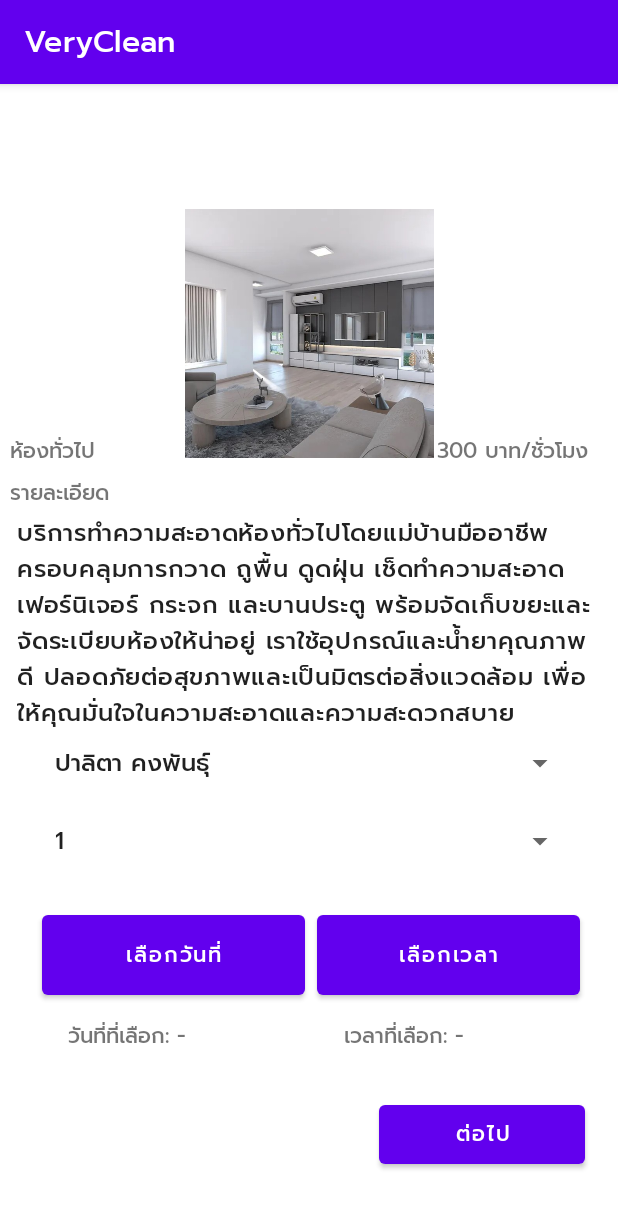
After one commit to Peerapat-Chanchom/VeryClean, an Android app: the bkRoomActivity screen opened directly, with no data from a screen before it, on a phone screen of 412 x 824 dp. The commit adds this screen. Shown: the top 1208 px of the screen. Run offline under Robolectric (Android 15) with nearby library versions, the phone set to English and light mode, and no system bars.

Commit message:
ROOM AND BATH

```diff
--- /dev/null
+++ b/app/src/main/java/com/example/veryclean/bkRoomActivity.kt
@@ -0,0 +1,54 @@
+package com.example.veryclean
+
+import android.app.DatePickerDialog
+import android.app.TimePickerDialog
+import android.os.Bundle
+import android.widget.Button
+import android.widget.TextView
+import androidx.appcompat.app.AppCompatActivity
+import java.util.Calendar
+
+class bkRoomActivity : AppCompatActivity() {
+
+    override fun onCreate(savedInstanceState: Bundle?) {
+        super.onCreate(savedInstanceState)
+        setContentView(R.layout.activity_roombook)
+
+        // ปุ่มเลือกวันที่และเวลา
+        val btnSelectDate: Button = findViewById(R.id.btn_select_date)
+        val btnSelectTime: Button = findViewById(R.id.btn_select_time)
+
+        // TextView สำหรับแสดงวันที่และเวลา
+        val txtSelectedDate: TextView = findViewById(R.id.txt_selected_date)
+        val txtSelectedTime: TextView = findViewById(R.id.txt_selected_time)
+
+        // 📅 เลือกวันที่
+        btnSelectDate.setOnClickListener {
+            val calendar = Calendar.getInstance()
+            val year = calendar.get(Calendar.YEAR)
+            val month = calendar.get(Calendar.MONTH)
+            val day = calendar.get(Calendar.DAY_OF_MONTH)
+
+            val datePickerDialog = DatePickerDialog(this, { _, selectedYear, selectedMonth, selectedDay ->
+                val date = "$selectedDay/${selectedMonth + 1}/$selectedYear"
+                txtSelectedDate.text = "วันที่ที่เลือก: $date"
+            }, year, month, day)
+
+            datePickerDialog.show()
+        }
+
+        // ⏰ เลือกเวลา
+        btnSelectTime.setOnClickListener {
+            val calendar = Calendar.getInstance()
+            val hour = calendar.get(Calendar.HOUR_OF_DAY)
+            val minute = calendar.get(Calendar.MINUTE)
+
+            val timePickerDialog = TimePickerDialog(this, { _, selectedHour, selectedMinute ->
+                val time = String.format("%02d:%02d", selectedHour, selectedMinute)
+                txtSelectedTime.text = "เวลาที่เลือก: $time"
+            }, hour, minute, true)
+
+            timePickerDialog.show()
+        }
+    }
+}
--- /dev/null
+++ b/app/src/main/res/layout/activity_roombook.xml
@@ -0,0 +1,155 @@
+<?xml version="1.0" encoding="utf-8"?>
+<androidx.constraintlayout.widget.ConstraintLayout xmlns:android="http://schemas.android.com/apk/res/android"
+    xmlns:tools="http://schemas.android.com/tools"
+    android:layout_width="match_parent"
+    android:layout_height="match_parent"
+    xmlns:app="http://schemas.android.com/apk/res-auto">
+
+    <Button
+        android:id="@+id/btn_select_date"
+        android:layout_width="175dp"
+        android:layout_height="65dp"
+        android:layout_weight="1"
+        android:text="เลือกวันที่"
+        app:layout_constraintBottom_toBottomOf="parent"
+        app:layout_constraintEnd_toEndOf="parent"
+        app:layout_constraintHorizontal_bias="0.118"
+        app:layout_constraintStart_toStartOf="parent"
+        app:layout_constraintTop_toTopOf="parent"
+        app:layout_constraintVertical_bias="0.78" />
+
+    <Button
+        android:id="@+id/btn_select_time"
+        android:layout_width="175dp"
+        android:layout_height="65dp"
+        android:layout_weight="1"
+        android:text="เลือกเวลา"
+        app:layout_constraintBottom_toBottomOf="parent"
+        app:layout_constraintEnd_toEndOf="parent"
+        app:layout_constraintHorizontal_bias="0.894"
+        app:layout_constraintStart_toStartOf="parent"
+        app:layout_constraintTop_toTopOf="parent"
+        app:layout_constraintVertical_bias="0.78" />
+
+    <TextView
+        android:id="@+id/txt_selected_date"
+        android:layout_width="wrap_content"
+        android:layout_height="wrap_content"
+        android:text="วันที่ที่เลือก: -"
+        app:layout_constraintBottom_toBottomOf="parent"
+        app:layout_constraintEnd_toEndOf="parent"
+        app:layout_constraintHorizontal_bias="0.135"
+        app:layout_constraintStart_toStartOf="parent"
+        app:layout_constraintTop_toTopOf="parent"
+        app:layout_constraintVertical_bias="0.836" />
+
+    <TextView
+        android:id="@+id/txt_selected_time"
+        android:layout_width="wrap_content"
+        android:layout_height="wrap_content"
+        android:text="เวลาที่เลือก: -"
+        app:layout_constraintBottom_toBottomOf="parent"
+        app:layout_constraintEnd_toEndOf="parent"
+        app:layout_constraintHorizontal_bias="0.69"
+        app:layout_constraintStart_toStartOf="parent"
+        app:layout_constraintTop_toTopOf="parent"
+        app:layout_constraintVertical_bias="0.836" />
+
+    <Spinner
+        android:id="@+id/spinner_Maid"
+        android:layout_width="355dp"
+        android:layout_height="57dp"
+        android:entries="@array/Maid"
+        android:minHeight="48dp"
+        app:layout_constraintBottom_toBottomOf="parent"
+        app:layout_constraintEnd_toEndOf="parent"
+        app:layout_constraintStart_toStartOf="parent"
+        app:layout_constraintTop_toTopOf="parent"
+        app:layout_constraintVertical_bias="0.597" />
+
+    <TextView
+        android:id="@+id/roombook"
+        android:layout_width="388dp"
+        android:layout_height="146dp"
+        android:layout_marginTop="8dp"
+        android:text="@string/Describe"
+        android:textAppearance="@style/TextAppearance.MaterialComponents.Body1"
+        app:layout_constraintBottom_toBottomOf="parent"
+        app:layout_constraintEnd_toEndOf="parent"
+        app:layout_constraintHorizontal_bias="0.478"
+        app:layout_constraintStart_toStartOf="parent"
+        app:layout_constraintTop_toTopOf="parent"
+        app:layout_constraintVertical_bias="0.455" />
+
+    <ImageView
+        android:id="@+id/logo"
+        android:layout_width="173dp"
+        android:layout_height="166dp"
+        android:src="@drawable/p3"
+        app:layout_constraintBottom_toBottomOf="parent"
+        app:layout_constraintEnd_toEndOf="parent"
+        app:layout_constraintStart_toStartOf="parent"
+        app:layout_constraintTop_toTopOf="parent"
+        app:layout_constraintVertical_bias="0.138" />
+
+    <TextView
+        android:id="@+id/textView9"
+        android:layout_width="wrap_content"
+        android:layout_height="wrap_content"
+        android:text="@string/types"
+        app:layout_constraintBottom_toBottomOf="parent"
+        app:layout_constraintEnd_toEndOf="parent"
+        app:layout_constraintHorizontal_bias="0.019"
+        app:layout_constraintStart_toStartOf="parent"
+        app:layout_constraintTop_toTopOf="parent"
+        app:layout_constraintVertical_bias="0.313" />
+
+    <TextView
+        android:id="@+id/textView7"
+        android:layout_width="wrap_content"
+        android:layout_height="wrap_content"
+        android:text="@string/price"
+        app:layout_constraintBottom_toBottomOf="parent"
+        app:layout_constraintEnd_toEndOf="parent"
+        app:layout_constraintHorizontal_bias="0.935"
+        app:layout_constraintStart_toStartOf="parent"
+        app:layout_constraintTop_toTopOf="parent"
+        app:layout_constraintVertical_bias="0.313" />
+
+    <TextView
+        android:id="@+id/textView6"
+        android:layout_width="wrap_content"
+        android:layout_height="wrap_content"
+        android:text="@string/Des"
+        app:layout_constraintBottom_toBottomOf="parent"
+        app:layout_constraintEnd_toEndOf="parent"
+        app:layout_constraintHorizontal_bias="0.02"
+        app:layout_constraintStart_toStartOf="parent"
+        app:layout_constraintTop_toTopOf="parent"
+        app:layout_constraintVertical_bias="0.351" />
+
+    <Spinner
+        android:id="@+id/spinner_hr"
+        android:layout_width="355dp"
+        android:layout_height="57dp"
+        android:entries="@array/hr"
+        android:minHeight="48dp"
+        app:layout_constraintBottom_toBottomOf="parent"
+        app:layout_constraintEnd_toEndOf="parent"
+        app:layout_constraintStart_toStartOf="parent"
+        app:layout_constraintTop_toTopOf="parent"
+        app:layout_constraintVertical_bias="0.67" />
+
+    <Button
+        android:id="@+id/button"
+        android:layout_width="137dp"
+        android:layout_height="51dp"
+        android:text="ต่อไป"
+        app:layout_constraintBottom_toBottomOf="parent"
+        app:layout_constraintEnd_toEndOf="parent"
+        app:layout_constraintHorizontal_bias="0.92"
+        app:layout_constraintStart_toStartOf="parent"
+        app:layout_constraintTop_toTopOf="parent"
+        app:layout_constraintVertical_bias="0.941" />
+
+</androidx.constraintlayout.widget.ConstraintLayout>
--- a/app/src/main/res/layout/activity_signup.xml
+++ b/app/src/main/res/layout/activity_signup.xml
@@ -26,7 +26,7 @@
         android:layout_height="120dp"
         android:layout_marginTop="72dp"
         android:contentDescription="@string/app_logo"
-        android:src="@drawable/ku_logo"
+        android:src="@drawable/services"
         app:layout_constraintEnd_toEndOf="parent"
         app:layout_constraintHorizontal_bias="0.498"
         app:layout_constraintStart_toStartOf="parent"
--- /dev/null
+++ b/app/src/main/res/values/array.xml
@@ -0,0 +1,18 @@
+<?xml version="1.0" encoding="utf-8"?>
+<resources>
+
+    <string-array name="Maid">
+        <item>ปาลิตา คงพันธุ์</item>
+        <item>เกศริน ทองสุข</item>
+        <item>สุดารัตน์ นาคะ</item>
+    </string-array>
+    <string-array name="hr">
+        <item>1</item>
+        <item>2</item>
+        <item>3</item>
+        <item>4</item>
+        <item>5</item>
+        <item>6</item>
+    </string-array>
+
+</resources>
--- a/app/src/main/res/values/strings.xml
+++ b/app/src/main/res/values/strings.xml
@@ -28,5 +28,15 @@
     <string name="login_with_google">Login with Google</string>
     <string name="login_with_facebook">Login with Facebook</string>
     <string name="login_with_twitter">Login with Twitter</string>
+    <string name="types">ห้องทั่วไป</string>
+    <string name="types1">ห้องน้ำ</string>
+    <string name="Des">รายละเอียด</string>
+    <string name="price">300 บาท/ชั่วโมง</string>
+    <string name="price1">200 บาท/ชั่วโมง</string>
+
+    <string name="Describe">บริการทำความสะอาดห้องทั่วไปโดยแม่บ้านมืออาชีพ ครอบคลุมการกวาด ถูพื้น ดูดฝุ่น เช็ดทำความสะอาดเฟอร์นิเจอร์ กระจก และบานประตู
+        พร้อมจัดเก็บขยะและจัดระเบียบห้องให้น่าอยู่ เราใช้อุปกรณ์และน้ำยาคุณภาพดี ปลอดภัยต่อสุขภาพและเป็นมิตรต่อสิ่งแวดล้อม เพื่อให้คุณมั่นใจในความสะอาดและความสะดวกสบาย</string>
+    <string name="DescribeBath">บริการทำความสะอาดห้องน้ำโดยแม่บ้านมืออาชีพ ครอบคลุมการขัดล้างพื้นและผนัง กำจัดคราบสกปรก เชื้อรา และคราบหินปูน ทำความสะอาดอ่างล้างหน้า
+        โถสุขภัณฑ์ และกระจก พร้อมฆ่าเชื้อโรคและกำจัดกลิ่นไม่พึงประสงค์ เราใช้น้ำยาคุณภาพดี ปลอดภัยต่อสุขภาพและเป็นมิตรต่อสิ่งแวดล้อม เพื่อให้ห้องน้ำของคุณสะอาด สดชื่น และน่าใช้งาน</string>
 
 </resources>
```
Also changed, not shown: app/src/main/AndroidManifest.xml (+8 -1 lines), app/src/main/java/com/example/veryclean/bkBathActivity.kt (added, +54 -0 lines), app/src/main/java/com/example/veryclean/ui/home/HomeFragment.kt (+17 -18 lines), app/src/main/res/drawable/ic_email.xml (+4 -3 lines), app/src/main/res/drawable/ic_lock.xml (+4 -3 lines), app/src/main/res/drawable/ic_person.xml (+4 -3 lines), app/src/main/res/layout/activity_bathbook.xml (added, +155 -0 lines), app/src/main/res/layout/activity_login.xml (+58 -46 lines), app/src/main/res/drawable/Services.png (added).
